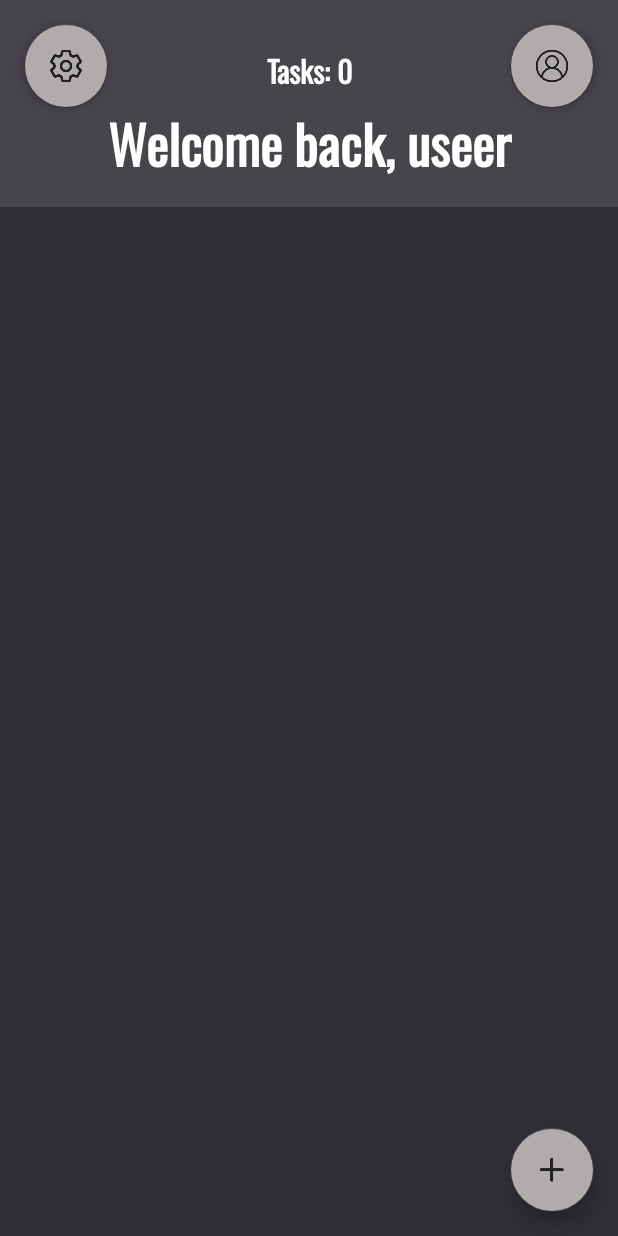
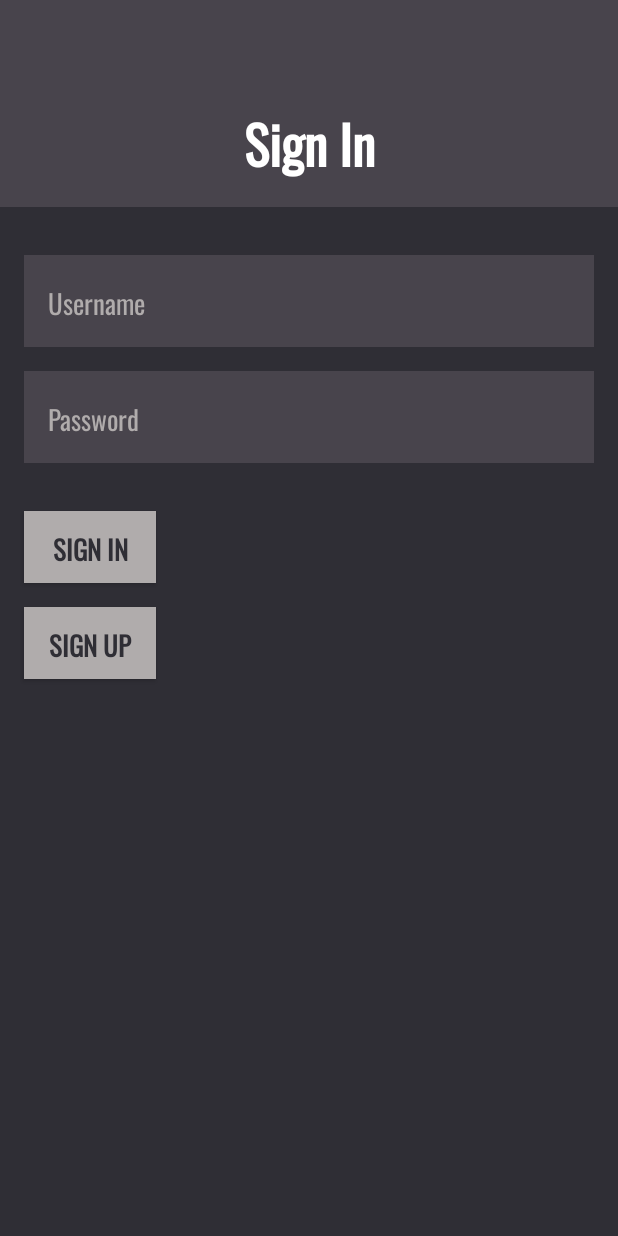
Before and after one commit to moubin52/Taskmanagement, an Android app built with Jetpack Compose: the screen it shows after launch (MainActivity before the commit, SignInActivity after it), on a phone screen of 412 x 824 dp. Run offline under Robolectric (Android 15) with nearby library versions, the phone set to English and light mode, and no system bars; our stand-ins replace Firebase (no records; nobody signed in at launch, a user with empty details on screens opened directly).

Commit message:
Third commit

```diff
--- /dev/null
+++ b/app/src/main/java/com/example/taskmanagement/SignActivity.kt
@@ -0,0 +1,109 @@
+package com.example.taskmanagement
+
+import android.content.ContentValues.TAG
+import android.content.Intent
+import android.os.Bundle
+import android.util.Log
+import android.widget.Button
+import android.widget.EditText
+import android.widget.Toast
+import androidx.appcompat.app.AppCompatActivity
+import com.google.firebase.auth.FirebaseAuth
+import com.google.firebase.firestore.FirebaseFirestore
+import java.util.Calendar
+
+class SignInActivity : AppCompatActivity() {
+
+    private lateinit var editTextUsername: EditText
+    private lateinit var editTextPassword: EditText
+    private lateinit var buttonSignIn: Button
+    private lateinit var buttonSignUp: Button
+
+    private lateinit var auth: FirebaseAuth
+
+    private fun signUpUserToFirestore(username: String) {
+        val currentUser = FirebaseAuth.getInstance().currentUser
+        currentUser?.let { user ->
+            val userId = user.uid
+            val signUpDate = Calendar.getInstance().time // Get the current date
+            val db = FirebaseFirestore.getInstance()
+            val userData = hashMapOf(
+                "userId" to userId,
+                "username" to username,
+                "signUpDate" to signUpDate, // Add sign-up date to user data
+                "completedTasks" to 0 // Initialize completed tasks counter to 0
+                // Add more user data as needed
+            )
+            db.collection("users").document(userId)
+                .set(userData)
+                .addOnSuccessListener {
+                    Log.d(TAG, "DocumentSnapshot added with ID: $userId")
+                    // User registration and data storage successful
+                    // Proceed with any additional UI updates or actions
+                }
+                .addOnFailureListener { e ->
+                    // Handle error storing user data
+                    Log.e(TAG, "Error adding document", e)
+                }
+        }
+    }
+
+    override fun onCreate(savedInstanceState: Bundle?) {
+        super.onCreate(savedInstanceState)
+        setContentView(R.layout.activity_sign_in)
+
+        editTextUsername = findViewById(R.id.editTextUsername)
+        editTextPassword = findViewById(R.id.editTextPassword)
+        buttonSignIn = findViewById(R.id.buttonSignIn)
+        buttonSignUp = findViewById(R.id.buttonSignUp)
+
+        auth = FirebaseAuth.getInstance()
+
+        buttonSignIn.setOnClickListener {
+            val username = editTextUsername.text.toString().trim()
+            val password = editTextPassword.text.toString().trim()
+
+            if (username.isNotEmpty() && password.isNotEmpty()) {
+                FirebaseAuth.getInstance().signInWithEmailAndPassword("$username@placeholder.com", password)
+                    .addOnCompleteListener(this) { task ->
+                        if (task.isSuccessful) {
+                            // Sign in success
+                            val intent = Intent(this, MainActivity::class.java)
+                            intent.putExtra("USERNAME", username) // Pass the username as an extra
+                            startActivity(intent)
+                            finish()
+                        } else {
+                            // Sign in failed, display a message to the user
+                            Toast.makeText(baseContext, "Authentication failed. Please try again.", Toast.LENGTH_SHORT).show()
+                        }
+                    }
+            } else {
+                Toast.makeText(this, "Please enter both username and password", Toast.LENGTH_SHORT).show()
+            }
+        }
+
+        buttonSignUp.setOnClickListener {
+            val username = editTextUsername.text.toString().trim()
+            val password = editTextPassword.text.toString().trim()
+
+            if (username.isNotEmpty() && password.isNotEmpty()) {
+                FirebaseAuth.getInstance().createUserWithEmailAndPassword("$username@placeholder.com", password)
+                    .addOnCompleteListener(this) { task ->
+                        if (task.isSuccessful) {
+                            // Sign up success, add user data to Firestore
+                            signUpUserToFirestore(username)
+                            // Update UI or perform other actions upon successful signup
+                            Toast.makeText(this, "Sign-up successful", Toast.LENGTH_SHORT).show()
+                        } else {
+                            // If sign up fails, display a message to the user.
+                            val errorMessage = task.exception?.message ?: "Sign-up failed. Please try again."
+                            Toast.makeText(baseContext, errorMessage, Toast.LENGTH_SHORT).show()
+                        }
+                    }
+            } else {
+                Toast.makeText(this, "Please enter both username and password", Toast.LENGTH_SHORT).show()
+            }
+        }
+
+    }
+}
--- a/app/src/main/res/layout/activity_main.xml
+++ b/app/src/main/res/layout/activity_main.xml
@@ -17,7 +17,7 @@
             android:layout_width="match_parent"
             android:layout_height="wrap_content"
             android:background="#48444c"
-            android:text="Welcome back, useer"
+            android:text="Welcome back, guest"
             android:textSize="35sp"
             android:textAlignment="center"
             android:paddingTop="65dp"
--- /dev/null
+++ b/app/src/main/res/layout/activity_sign_in.xml
@@ -0,0 +1,81 @@
+<?xml version="1.0" encoding="utf-8"?>
+<RelativeLayout xmlns:android="http://schemas.android.com/apk/res/android"
+    xmlns:tools="http://schemas.android.com/tools"
+    android:layout_width="match_parent"
+    android:layout_height="match_parent"
+    android:background="#2f2e35"
+    tools:context=".SignInActivity">
+
+    <TextView
+        android:id="@+id/textViewWelcome"
+        android:layout_width="match_parent"
+        android:layout_height="wrap_content"
+        android:background="#48444c"
+        android:text="Sign In"
+        android:textSize="35sp"
+        android:textAlignment="center"
+        android:paddingTop="65dp"
+        android:paddingBottom="16dp"
+        android:textColor="#FFFFFF"
+        android:textStyle="bold" />
+
+    <EditText
+        android:id="@+id/editTextUsername"
+        android:layout_width="match_parent"
+        android:layout_height="wrap_content"
+        android:layout_below="@id/textViewWelcome"
+        android:layout_marginStart="16dp"
+        android:layout_marginTop="32dp"
+        android:layout_marginEnd="16dp"
+        android:background="#48444c"
+        android:hint="Username"
+        android:padding="16dp"
+        android:textColorHint="#B0ACAC"
+        android:textColor="#FFFFFF"
+        android:textSize="18sp" />
+
+    <EditText
+        android:id="@+id/editTextPassword"
+        android:layout_width="match_parent"
+        android:layout_height="wrap_content"
+        android:layout_below="@id/editTextUsername"
+        android:layout_marginStart="16dp"
+        android:layout_marginTop="16dp"
+        android:layout_marginEnd="16dp"
+        android:background="#48444c"
+        android:hint="Password"
+        android:inputType="textPassword"
+        android:padding="16dp"
+        android:textColorHint="#B0ACAC"
+        android:textColor="#FFFFFF"
+        android:textSize="18sp" />
+
+    <Button
+        android:id="@+id/buttonSignIn"
+        android:layout_width="wrap_content"
+        android:layout_height="wrap_content"
+        android:layout_below="@id/editTextPassword"
+        android:layout_marginStart="16dp"
+        android:layout_marginTop="32dp"
+        android:layout_marginEnd="16dp"
+        android:background="#B0ACAC"
+        android:text="Sign In"
+        android:textColor="#2f2e35"
+        android:textSize="18sp"
+        android:textStyle="bold" />
+
+    <Button
+        android:id="@+id/buttonSignUp"
+        android:layout_width="wrap_content"
+        android:layout_height="wrap_content"
+        android:layout_below="@id/buttonSignIn"
+        android:layout_marginStart="16dp"
+        android:layout_marginTop="16dp"
+        android:layout_marginEnd="16dp"
+        android:background="#B0ACAC"
+        android:text="Sign Up"
+        android:textColor="#2f2e35"
+        android:textSize="18sp"
+        android:textStyle="bold" />
+
+</RelativeLayout>
```
Also changed, not shown: app/src/main/AndroidManifest.xml (+16 -9 lines), app/src/main/java/com/example/taskmanagement/MainActivity.kt (+84 -67 lines), app/src/main/java/com/example/taskmanagement/ProfileActivity.kt (added, +134 -0 lines), app/src/main/res/layout/activity_profile.xml (added, +73 -0 lines), app/src/main/res/drawable-hdpi/ic_home.png (added), app/src/main/res/drawable-mdpi/ic_home.png (added), app/src/main/res/drawable-xhdpi/ic_home.png (added), app/src/main/res/drawable-xxhdpi/ic_home.png (added), app/src/main/res/drawable-xxxhdpi/ic_home.png (added).
